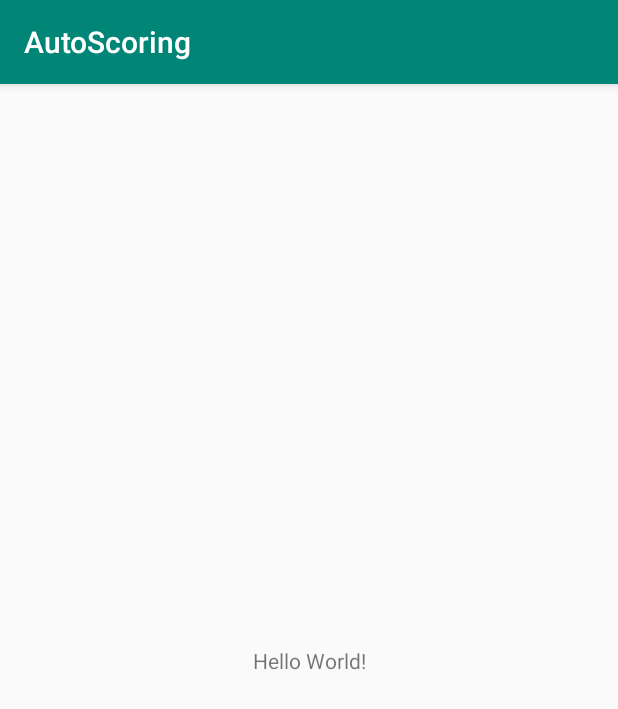
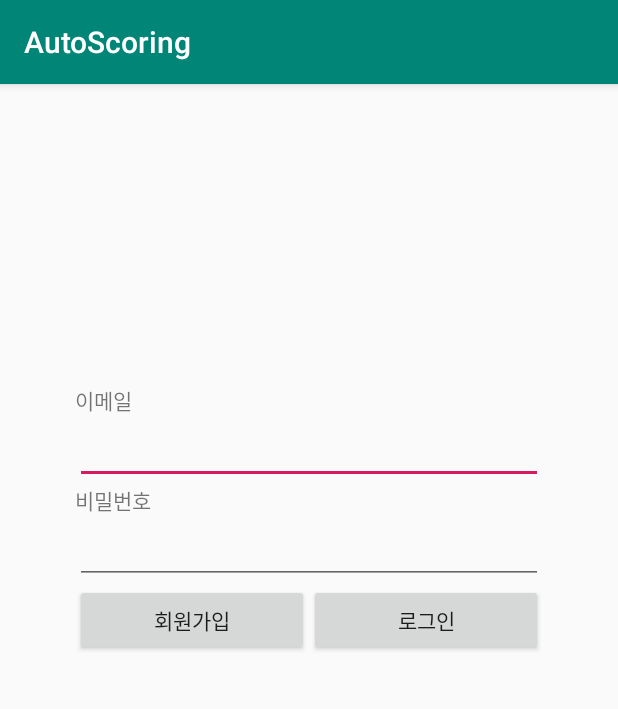
Before and after one commit to EunAhChoi/AutoScoring, an Android app: the screen it shows after launch (MainActivity), on a phone screen of 412 x 824 dp. Shown: the top 709 px of the screen. Run offline under Robolectric (Android 15) with nearby library versions, the phone set to English and light mode, and no system bars; our stand-ins replace Firebase (no records; nobody signed in at launch, a user with empty details on screens opened directly).

Commit message:
Setting to login

```diff
--- a/Android/AutoScoring/app/build.gradle
+++ b/Android/AutoScoring/app/build.gradle
@@ -23,6 +23,9 @@ dependencies {
     implementation 'com.android.support:appcompat-v7:28.0.0'
     implementation 'com.android.support.constraint:constraint-layout:1.1.3'
     implementation 'com.google.firebase:firebase-analytics:17.2.0'
+    implementation 'com.google.firebase:firebase-core:17.0.0'
+    implementation 'com.google.firebase:firebase-auth:11.6.2'
+    implementation 'com.google.android.gms:play-services-auth:11.6.2'
     testImplementation 'junit:junit:4.12'
     androidTestImplementation 'com.android.support.test:runner:1.0.2'
     androidTestImplementation 'com.android.support.test.espresso:espresso-core:3.0.2'
--- a/Android/AutoScoring/app/src/main/res/layout/activity_main.xml
+++ b/Android/AutoScoring/app/src/main/res/layout/activity_main.xml
@@ -1,18 +1,68 @@
 <?xml version="1.0" encoding="utf-8"?>
-<android.support.constraint.ConstraintLayout xmlns:android="http://schemas.android.com/apk/res/android"
-    xmlns:app="http://schemas.android.com/apk/res-auto"
+<RelativeLayout xmlns:android="http://schemas.android.com/apk/res/android"
     xmlns:tools="http://schemas.android.com/tools"
     android:layout_width="match_parent"
     android:layout_height="match_parent"
     tools:context=".MainActivity">
 
     <TextView
-        android:layout_width="wrap_content"
+        android:id="@+id/tv_email"
+        android:layout_width="match_parent"
         android:layout_height="wrap_content"
-        android:text="Hello World!"
-        app:layout_constraintBottom_toBottomOf="parent"
-        app:layout_constraintLeft_toLeftOf="parent"
-        app:layout_constraintRight_toRightOf="parent"
-        app:layout_constraintTop_toTopOf="parent" />
+        android:text="@string/email"
+        android:layout_marginTop="200dp"
+        android:layout_marginLeft="50dp"
+        android:layout_marginRight="50dp" />
 
-</android.support.constraint.ConstraintLayout>
+    <EditText
+        android:id="@+id/et_eamil"
+        android:layout_below="@id/tv_email"
+        android:layout_width="match_parent"
+        android:layout_height="wrap_content"
+        android:layout_marginLeft="50dp"
+        android:layout_marginRight="50dp"/>
+
+    <TextView
+        android:id="@+id/tv_password"
+        android:layout_below="@id/et_eamil"
+        android:layout_width="match_parent"
+        android:layout_height="wrap_content"
+        android:text="@string/password"
+        android:layout_centerInParent="true"
+        android:layout_marginLeft="50dp"
+        android:layout_marginRight="50dp"/>
+
+    <EditText
+        android:id="@+id/et_password"
+        android:layout_below="@id/tv_password"
+        android:layout_width="match_parent"
+        android:layout_height="wrap_content"
+        android:layout_marginLeft="50dp"
+        android:layout_marginRight="50dp"/>
+
+    <LinearLayout
+        android:layout_width="match_parent"
+        android:layout_height="wrap_content"
+        android:layout_below="@+id/et_password">
+
+        <Button
+            android:id="@+id/btn_signUp"
+            android:text="@string/signup"
+            android:onClick="singUp"
+            android:layout_width="wrap_content"
+            android:layout_height="wrap_content"
+            android:layout_weight="1"
+            android:layout_marginLeft="50dp"/>
+
+        <Button
+            android:id="@+id/btn_signIn"
+            android:text="@string/signin"
+            android:onClick="signIn"
+            android:layout_width="wrap_content"
+            android:layout_height="wrap_content"
+            android:layout_weight="1"
+            android:layout_marginRight="50dp"/>
+
+    </LinearLayout>
+
+</RelativeLayout>
--- a/Android/AutoScoring/app/src/main/res/values/strings.xml
+++ b/Android/AutoScoring/app/src/main/res/values/strings.xml
@@ -1,3 +1,17 @@
 <resources>
     <string name="app_name">AutoScoring</string>
+
+    <string name="email">이메일</string>
+    <string name="password">비밀번호</string>
+
+    <string name="signin">로그인</string>
+    <string name="success_login">로그인 성공</string>
+    <string name="failed_login">로그인 실패</string>
+
+    <string name="signup">회원가입</string>
+    <string name="success_signup">회원가입 성공</string>
+    <string name="failed_signup">회원가입 실패</string>
+
+
+
 </resources>
```
Also changed, not shown: Android/AutoScoring/app/src/main/java/com/example/autoscoring/MainActivity.java (+112 -0 lines).
